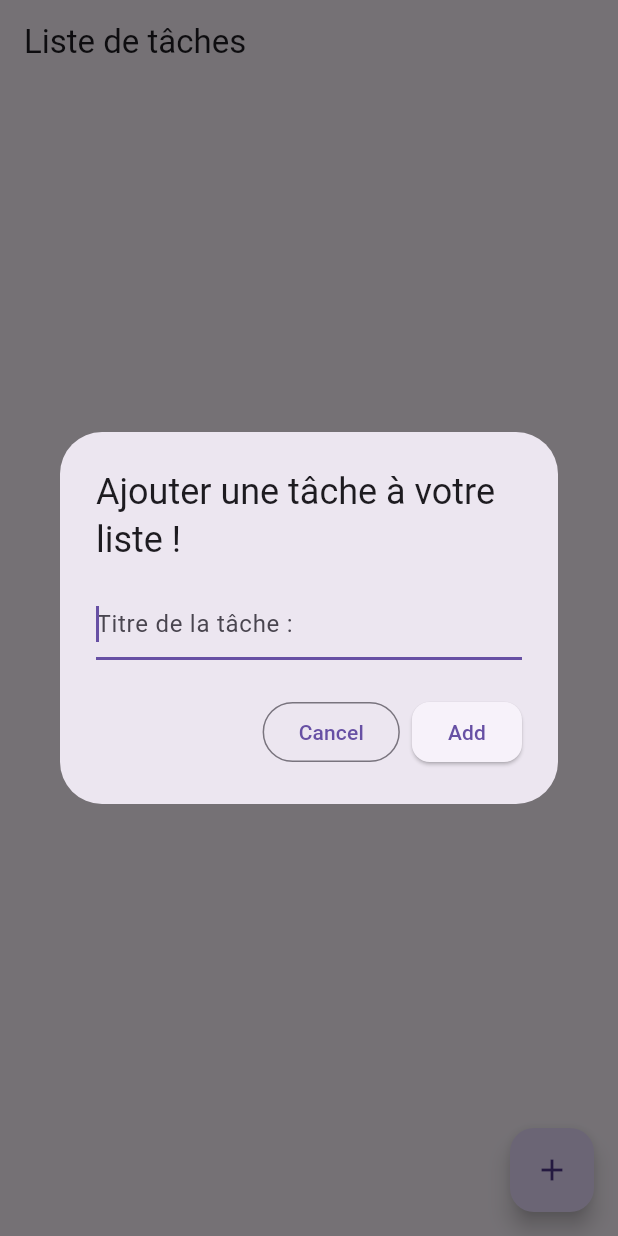
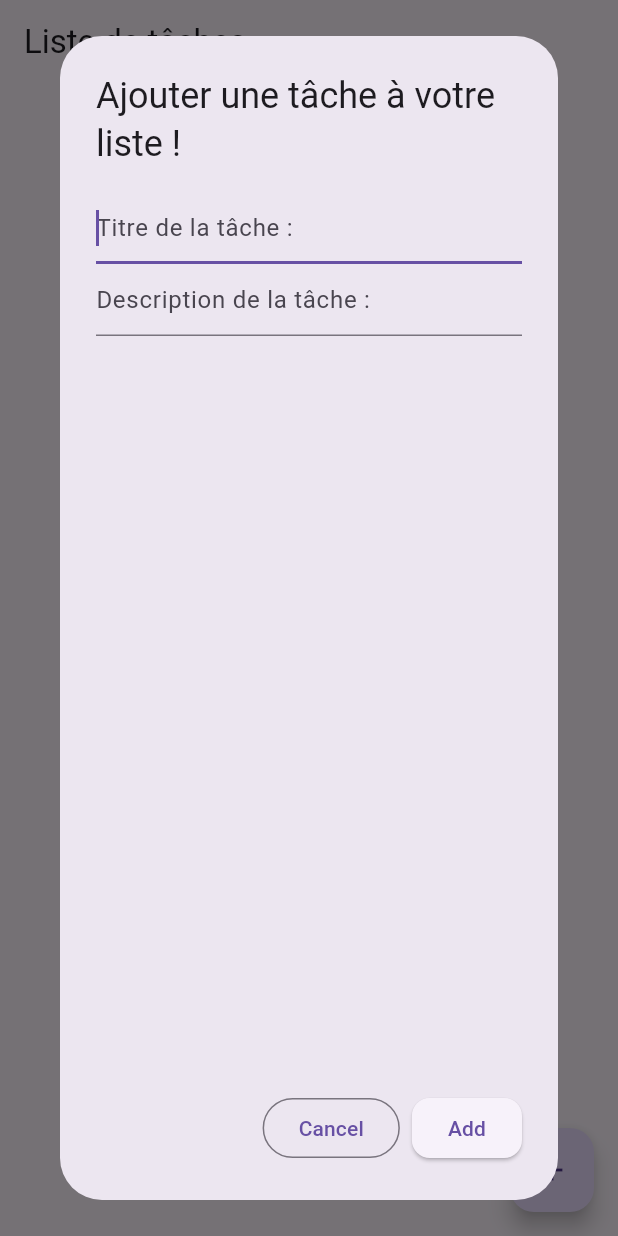
Before and after one commit to MattTour/Rendu_Final_Flutter, a Flutter app: the screen it shows after launch, after a tap on the "add" icon, on a phone screen of 412 x 824 dp. Run offline on Flutter 3.47's test engine with Material 3 defaults, Android fonts, the phone set to English and light mode, and no system bars.

Commit message:
Added a second page where you can see the description of a chosen task

```diff
--- a/lib/main.dart
+++ b/lib/main.dart
@@ -30,13 +30,15 @@ class TodoList extends StatefulWidget {
 
 class _TodoListState extends State<TodoList> {
   final List<Todo> _todos = <Todo>[];
-  final TextEditingController _textFieldController = TextEditingController();
+  final TextEditingController nameController = TextEditingController();
+  final TextEditingController descriptionController = TextEditingController();
 
-  void _addTodoItem(String name) {
+  void _addTodoItem(String name, String description) {
     setState(() {
-      _todos.add(Todo(name: name, completed: false));
+      _todos.add(Todo(name: name, description: description, completed: false));
     });
-    _textFieldController.clear();
+    nameController.clear();
+    descriptionController.clear();
   }
 
   void _handleTodoChange(Todo todo) {
@@ -81,11 +83,19 @@ class _TodoListState extends State<TodoList> {
       builder: (BuildContext context) {
         return AlertDialog(
           title: const Text('Ajouter une tâche à votre liste !'),
-          content: TextField(
-            controller: _textFieldController,
-            decoration: const InputDecoration(hintText: 'Titre de la tâche :'),
-            autofocus: true,
-          ),
+          content: Column(children: [
+            TextField(
+              controller: nameController,
+              decoration:
+                  const InputDecoration(hintText: 'Titre de la tâche :'),
+              autofocus: true,
+            ),
+            TextField(
+              controller: descriptionController,
+              decoration:
+                  const InputDecoration(hintText: 'Description de la tâche :'),
+            ),
+          ]),
           actions: <Widget>[
             OutlinedButton(
               style: OutlinedButton.styleFrom(
@@ -106,7 +116,7 @@ class _TodoListState extends State<TodoList> {
               ),
               onPressed: () {
                 Navigator.of(context).pop();
-                _addTodoItem(_textFieldController.text);
+                _addTodoItem(nameController.text, descriptionController.text);
               },
               child: const Text('Add'),
             ),
@@ -118,8 +128,10 @@ class _TodoListState extends State<TodoList> {
 }
 
 class Todo {
-  Todo({required this.name, required this.completed});
+  Todo(
+      {required this.name, required this.description, required this.completed});
   String name;
+  String description;
   bool completed;
 }
 
@@ -153,12 +165,15 @@ class TodoItem extends StatelessWidget {
         },
         background: Container(color: Colors.red),
         child: ListTile(
-          onTap: () {
-            onTodoChanged(todo);
+          onTap: () async {
+            Navigator.push(
+              context,
+              MaterialPageRoute(builder: (context) => TodoDetail(todo)),
+            );
           },
           leading: Checkbox(
-            checkColor: Colors.greenAccent,
-            activeColor: Colors.red,
+            checkColor: const Color.fromARGB(255, 184, 132, 226),
+            activeColor: const Color.fromARGB(255, 0, 0, 0),
             value: todo.completed,
             onChanged: (value) {
               onTodoChanged(todo);
@@ -172,3 +187,19 @@ class TodoItem extends StatelessWidget {
         ));
   }
 }
+
+class TodoDetail extends StatelessWidget {
+  // ignore: use_key_in_widget_constructors
+  const TodoDetail(this.todo);
+  final Todo todo;
+
+  @override
+  Widget build(BuildContext context) {
+    return Scaffold(
+      appBar: AppBar(
+        title: Text(todo.name),
+      ),
+      body: Center(child: Text(todo.description)),
+    );
+  }
+}
```
